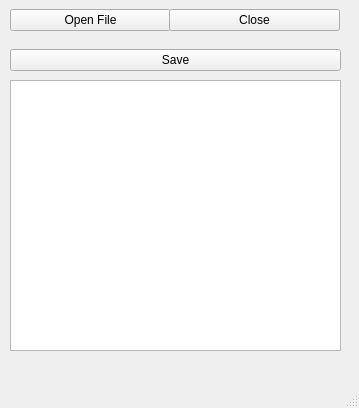
This is edytor.ui in prscustodio/Probac_Interface as Qt 5 draws it before an edit. The edited form follows.
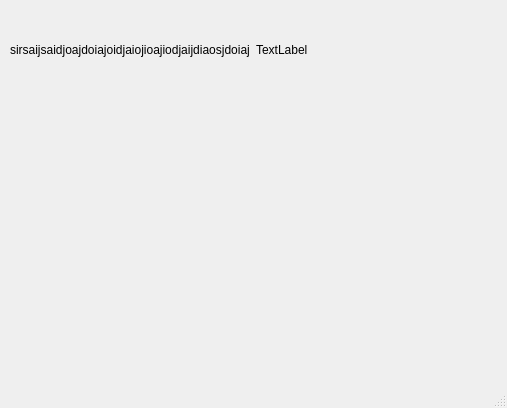
This is the edited form.

```diff
--- a/edytor.ui
+++ b/edytor.ui
@@ -6,7 +6,7 @@
    <rect>
     <x>0</x>
     <y>0</y>
-    <width>359</width>
+    <width>507</width>
     <height>408</height>
    </rect>
   </property>
@@ -18,69 +18,23 @@
     <property name="geometry">
      <rect>
       <x>10</x>
-      <y>80</y>
-      <width>331</width>
-      <height>271</height>
+      <y>10</y>
+      <width>461</width>
+      <height>80</height>
      </rect>
     </property>
-    <layout class="QVBoxLayout" name="verticalLayout_2">
+    <layout class="QHBoxLayout" name="horizontalLayout">
      <item>
-      <widget class="QTextEdit" name="editor_window"/>
-     </item>
-    </layout>
-   </widget>
-   <widget class="QWidget" name="gridLayoutWidget">
-    <property name="geometry">
-     <rect>
-      <x>10</x>
-      <y>0</y>
-      <width>161</width>
-      <height>41</height>
-     </rect>
-    </property>
-    <layout class="QGridLayout" name="gridLayout">
-     <item row="0" column="0">
-      <widget class="QPushButton" name="button_open">
+      <widget class="QLabel" name="label_2">
        <property name="text">
-        <string>Open File</string>
+        <string>sirsaijsaidjoajdoiajoidjaiojioajiodjaijdiaosjdoiaj</string>
        </property>
       </widget>
      </item>
-    </layout>
-   </widget>
-   <widget class="QWidget" name="gridLayoutWidget_2">
-    <property name="geometry">
-     <rect>
-      <x>169</x>
-      <y>0</y>
-      <width>171</width>
-      <height>41</height>
-     </rect>
-    </property>
-    <layout class="QGridLayout" name="gridLayout_3">
-     <item row="0" column="0">
-      <widget class="QPushButton" name="button_close">
+     <item>
+      <widget class="QLabel" name="label">
        <property name="text">
-        <string>Close</string>
-       </property>
-      </widget>
-     </item>
-    </layout>
-   </widget>
-   <widget class="QWidget" name="gridLayoutWidget_3">
-    <property name="geometry">
-     <rect>
-      <x>10</x>
-      <y>40</y>
-      <width>331</width>
-      <height>41</height>
-     </rect>
-    </property>
-    <layout class="QGridLayout" name="gridLayout_5">
-     <item row="0" column="0">
-      <widget class="QPushButton" name="save_button">
-       <property name="text">
-        <string>Save</string>
+        <string>TextLabel</string>
        </property>
       </widget>
      </item>
```
Left out of the diff: 23 changed lines with no effect on the pictures.
